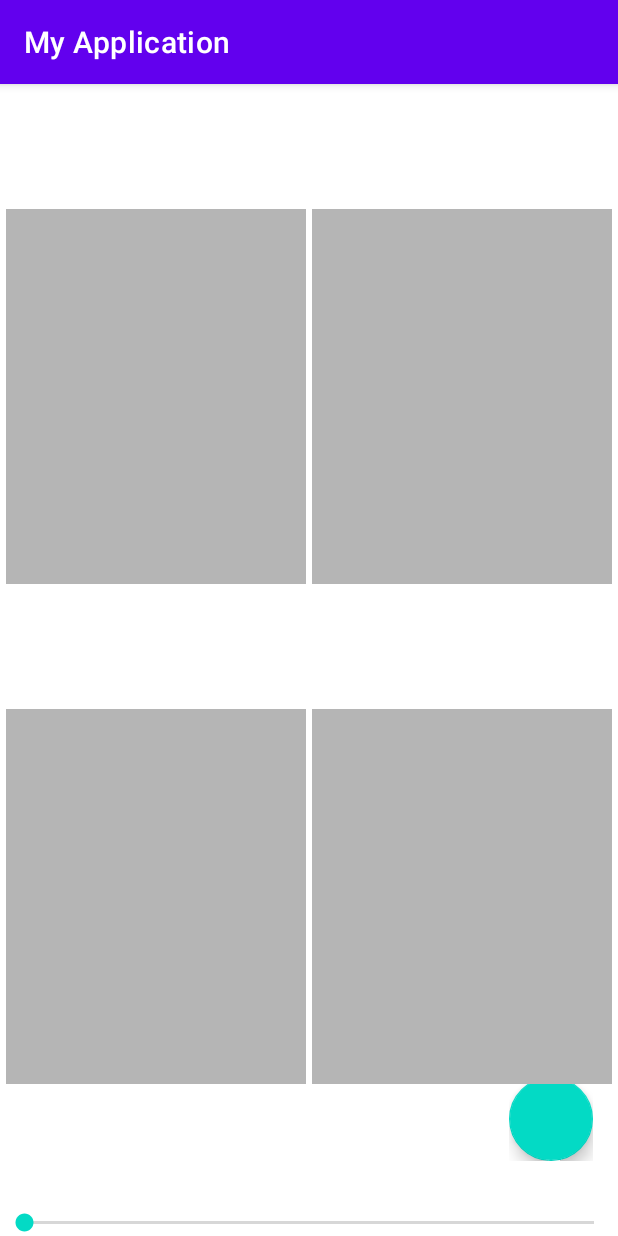
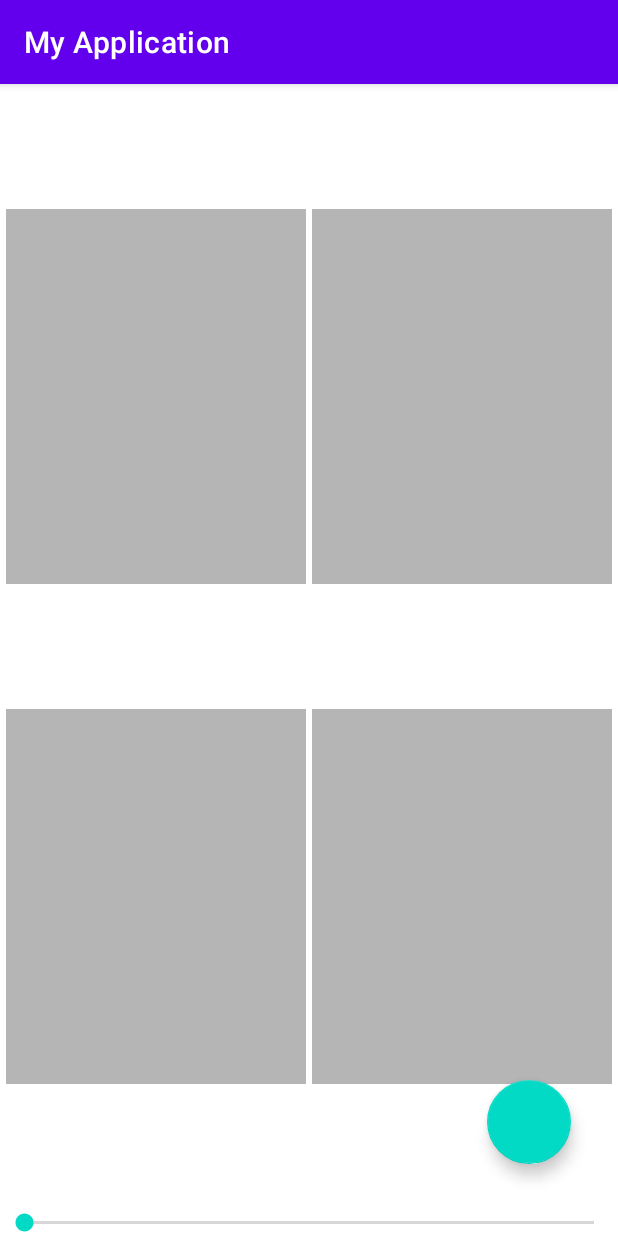
Before and after one commit to gogumaC/apptive_2021_Polda, an Android app: the fragment FragmentDetail shown on its own in the app's theme, on a phone screen of 412 x 824 dp. Run offline under Robolectric (Android 15) with nearby library versions, the phone set to English and light mode, and no system bars; our stand-ins replace data binding.

Commit message:
페이지 연결 (뒤로가기 아직안함)

```diff
--- a/polda_android/app/src/main/java/com/apptive/android/polda/fragment/FragmentDetail.kt
+++ b/polda_android/app/src/main/java/com/apptive/android/polda/fragment/FragmentDetail.kt
@@ -49,7 +49,6 @@ class FragmentDetail : Fragment() {
         })
 
         //FAB 누르면 편집부로 전환
-//        TODO("fab버튼 앞으로 빼고 다시 확인 요망")
         fabMain.setOnClickListener{
             val action=FragmentDetailDirections.actionFragmentDetailToFragmentEdit()
             it.findNavController().navigate(action)
@@ -59,25 +58,23 @@ class FragmentDetail : Fragment() {
 
         //SeekBar-PageScroll
 
-        //var page:Int
-        //var scroll:Int
         var setProgress:Int
 
-        detailViewPager.registerOnPageChangeCallback(object : ViewPager2.OnPageChangeCallback() {
-            override fun onPageSelected(position: Int) {
-                super.onPageSelected(position)
-                Log.d("checkfor", "page : ${position + 1}")
-                seekBar.progress=when(position){
-                    0->0
-                    pageNum-1->100
-                    else->100/(pageNum-1)*(position)
-
-                }
-
-
-            }
-
-        })
+//        detailViewPager.registerOnPageChangeCallback(object : ViewPager2.OnPageChangeCallback() {
+//            override fun onPageSelected(position: Int) {
+//                super.onPageSelected(position)
+//                Log.d("checkfor", "page : ${position + 1}")
+//                seekBar.progress=when(position){
+//                    0->0
+//                    pageNum-1->100
+//                    else->100/(pageNum-1)*(position)
+//
+//                }
+//
+//
+//            }
+//
+//        })
 
 
         seekBar.setOnSeekBarChangeListener(object : SeekBar.OnSeekBarChangeListener {
--- a/polda_android/app/src/main/java/com/apptive/android/polda/fragment/FragmentEdit.kt
+++ b/polda_android/app/src/main/java/com/apptive/android/polda/fragment/FragmentEdit.kt
@@ -40,6 +40,7 @@ class FragmentEdit : Fragment() {
             view.findNavController().navigate(action)
         }
         binding.btnShowStickers.setOnClickListener {
+            //frame.setVisibility(View.VISIBLE)
             //childFragmentManager.beginTransaction().add(R.id.fragment2,FragmentSticker()).commit()
 //            val mTransaction:FragmentTransaction=getChildFragmentManager().beginTransaction()
 //            mTransaction.add(R.id.frameLayout,FragmentSticker())
--- a/polda_android/app/src/main/java/com/apptive/android/polda/fragment/FragmentShowPolaloid.kt
+++ b/polda_android/app/src/main/java/com/apptive/android/polda/fragment/FragmentShowPolaloid.kt
@@ -8,7 +8,7 @@ import android.widget.Button
 import androidx.core.view.GestureDetectorCompat
 import androidx.navigation.findNavController
 import com.apptive.android.polda.R
-import com.apptive.android.polda.SwipeGesture
+
 import com.apptive.android.polda.customView.PolaroidFront
 
 
--- a/polda_android/app/src/main/res/layout/fragment_detail.xml
+++ b/polda_android/app/src/main/res/layout/fragment_detail.xml
@@ -11,57 +11,28 @@
         android:layout_width="match_parent"
         android:layout_height="match_parent"
         tools:context=".fragment.FragmentDetail">
-        <androidx.appcompat.widget.LinearLayoutCompat
-            android:layout_width="wrap_content"
+
+
+        <com.google.android.material.floatingactionbutton.FloatingActionButton
+            android:id="@+id/detailFabMain"
+            android:layout_width="56dp"
             android:layout_height="wrap_content"
-            android:layout_marginBottom="50dp"
-            android:orientation="vertical"
+            android:layout_marginBottom="48dp"
+            android:clickable="true"
             app:layout_constraintBottom_toBottomOf="parent"
             app:layout_constraintEnd_toEndOf="parent"
-            app:layout_constraintHorizontal_bias="0.954"
-            app:layout_constraintStart_toStartOf="parent">
-
-            <com.google.android.material.floatingactionbutton.FloatingActionButton
-                android:id="@+id/detailFabDel"
-                android:layout_width="wrap_content"
-                android:layout_height="wrap_content"
-                android:layout_marginBottom="20dp"
-                android:clickable="true"
-                app:srcCompat="@android:drawable/ic_menu_add" />
-
-            <com.google.android.material.floatingactionbutton.FloatingActionButton
-                android:id="@+id/detailFabCopy"
-                android:layout_width="wrap_content"
-                android:layout_height="wrap_content"
-                android:layout_marginBottom="20dp"
-                android:clickable="true"
-                app:srcCompat="@android:drawable/ic_menu_add" />
-
-            <com.google.android.material.floatingactionbutton.FloatingActionButton
-                android:id="@+id/detailFabPaste"
-                android:layout_width="wrap_content"
-                android:layout_height="wrap_content"
-                android:layout_marginBottom="20dp"
-                android:clickable="true"
-                app:srcCompat="@android:drawable/ic_menu_add" />
-
-            <com.google.android.material.floatingactionbutton.FloatingActionButton
-                android:id="@+id/detailFabMain"
-                android:layout_width="wrap_content"
-                android:layout_height="wrap_content"
-                android:clickable="true" />
-
-        </androidx.appcompat.widget.LinearLayoutCompat>
-
+            app:layout_constraintHorizontal_bias="0.912"
+            app:layout_constraintStart_toStartOf="parent" />
 
         <androidx.viewpager2.widget.ViewPager2
             android:id="@+id/viewPager"
             android:layout_width="match_parent"
             android:layout_height="0dp"
+            android:visibility="visible"
             app:layout_constraintBottom_toTopOf="@+id/seekBar"
             app:layout_constraintEnd_toEndOf="parent"
             app:layout_constraintStart_toStartOf="parent"
-            app:layout_constraintTop_toTopOf="parent"/>
+            app:layout_constraintTop_toTopOf="parent" />
 
         <SeekBar
             android:id="@+id/seekBar"
--- a/polda_android/app/src/main/res/navigation/nav_graph.xml
+++ b/polda_android/app/src/main/res/navigation/nav_graph.xml
@@ -3,7 +3,7 @@
     xmlns:app="http://schemas.android.com/apk/res-auto"
     xmlns:tools="http://schemas.android.com/tools"
     android:id="@+id/nav_graph"
-    app:startDestination="@id/fragmentEdit">
+    app:startDestination="@id/fragmentHome">
 
     <fragment
         android:id="@+id/fragmentHome"
```
Also changed, not shown: polda_android/app/src/main/java/com/apptive/android/polda/SwipeGesture.kt (deleted, +0 -56 lines), polda_android/app/src/main/java/com/apptive/android/polda/fragment/FragmentShowPolaroid2.kt (+5 -5 lines), polda_android/app/src/main/res/layout/fragment_show_polaroid2.xml (+6 -5 lines).
